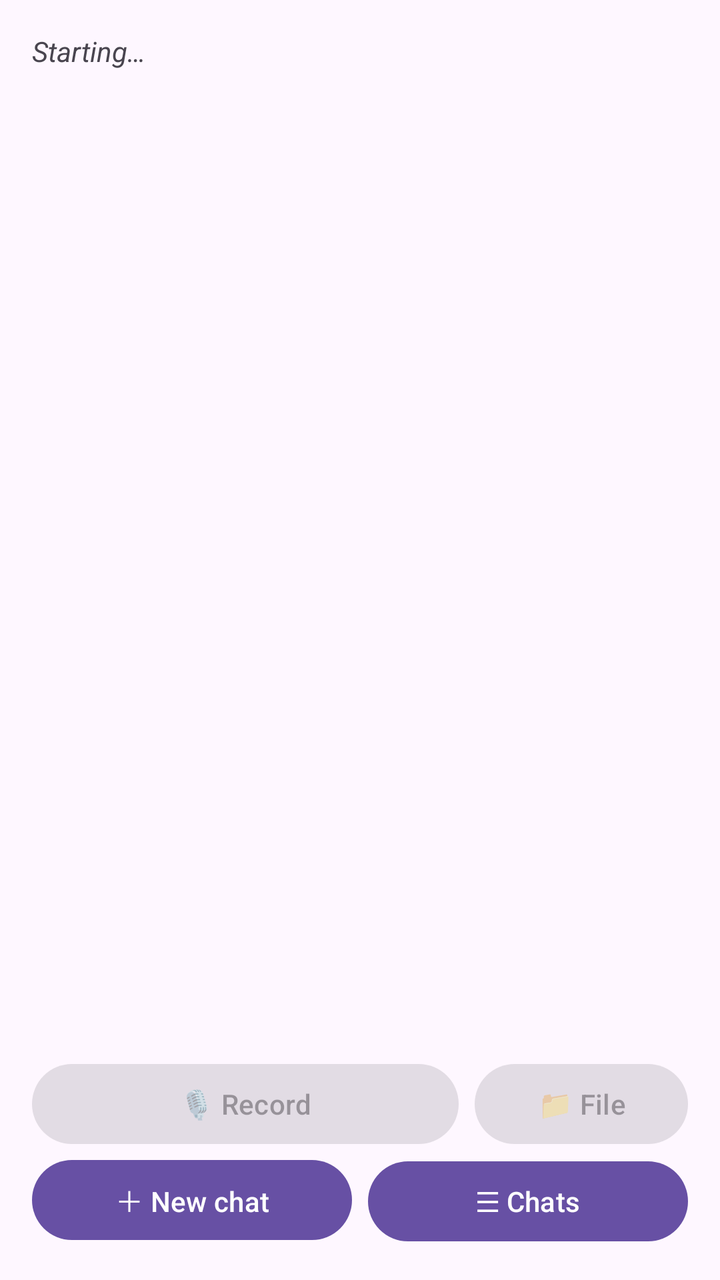
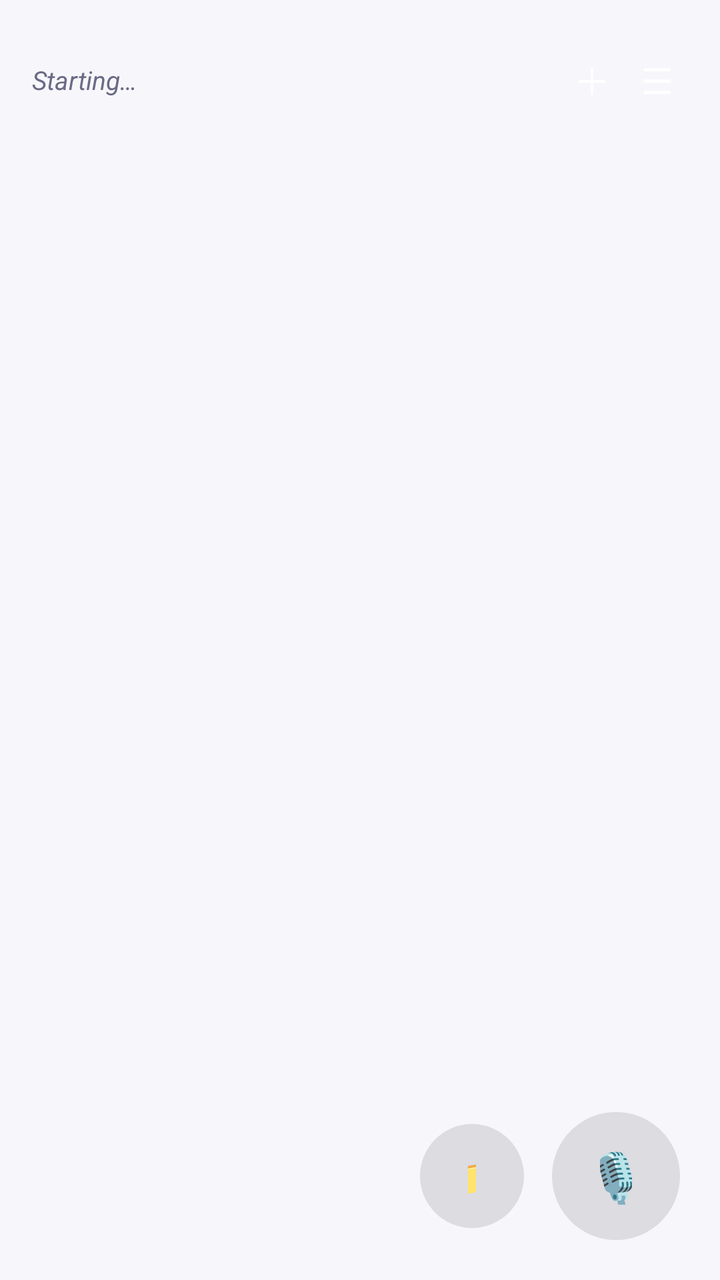

Two renders of the same Android screen: before a commit and after it. Below are the layout's source before the change and the commit's diff.
<!-- AndroidManifest.xml: application theme Theme.Material3.DayNight.NoActionBar -->
<!-- res/layout/activity_main.xml -->
<?xml version="1.0" encoding="utf-8"?>
<LinearLayout xmlns:android="http://schemas.android.com/apk/res/android"
    android:layout_width="match_parent"
    android:layout_height="match_parent"
    android:orientation="vertical"
    android:padding="16dp">

    <TextView
        android:id="@+id/statusView"
        android:layout_width="match_parent"
        android:layout_height="wrap_content"
        android:text="Starting…"
        android:textStyle="italic"
        android:paddingBottom="8dp" />

    <Button
        android:id="@+id/btnImport"
        android:layout_width="match_parent"
        android:layout_height="wrap_content"
        android:visibility="gone"
        android:text="📦 Import model pack" />

    <ScrollView
        android:id="@+id/chatScroll"
        android:layout_width="match_parent"
        android:layout_height="0dp"
        android:layout_weight="1"
        android:fillViewport="true">

        <LinearLayout
            android:id="@+id/messagesView"
            android:layout_width="match_parent"
            android:layout_height="wrap_content"
            android:orientation="vertical" />
    </ScrollView>

    <LinearLayout
        android:layout_width="match_parent"
        android:layout_height="wrap_content"
        android:orientation="horizontal"
        android:paddingTop="8dp">

        <Button
            android:id="@+id/btnRecord"
            android:layout_width="0dp"
            android:layout_height="wrap_content"
            android:layout_weight="2"
            android:enabled="false"
            android:text="🎙 Record" />

        <Button
            android:id="@+id/btnFile"
            android:layout_width="0dp"
            android:layout_height="wrap_content"
            android:layout_weight="1"
            android:layout_marginStart="8dp"
            android:enabled="false"
            android:text="📁 File" />
    </LinearLayout>

    <LinearLayout
        android:layout_width="match_parent"
        android:layout_height="wrap_content"
        android:orientation="horizontal">

        <Button
            android:id="@+id/btnNew"
            android:layout_width="0dp"
            android:layout_height="wrap_content"
            android:layout_weight="1"
            android:text="＋ New chat" />

        <Button
            android:id="@+id/btnChats"
            android:layout_width="0dp"
            android:layout_height="wrap_content"
            android:layout_weight="1"
            android:layout_marginStart="8dp"
            android:text="☰ Chats" />
    </LinearLayout>
</LinearLayout>
<!-- resources referenced by this layout -->
<resources>

</resources>

<!-- the commit's change to res/layout/activity_main.xml (unified diff, before → after) -->
@@ -1,81 +1,136 @@
 <?xml version="1.0" encoding="utf-8"?>
-<LinearLayout xmlns:android="http://schemas.android.com/apk/res/android"
+<FrameLayout xmlns:android="http://schemas.android.com/apk/res/android"
     android:layout_width="match_parent"
     android:layout_height="match_parent"
-    android:orientation="vertical"
-    android:padding="16dp">
-
-    <TextView
-        android:id="@+id/statusView"
-        android:layout_width="match_parent"
-        android:layout_height="wrap_content"
-        android:text="Starting…"
-        android:textStyle="italic"
-        android:paddingBottom="8dp" />
-
-    <Button
-        android:id="@+id/btnImport"
-        android:layout_width="match_parent"
-        android:layout_height="wrap_content"
-        android:visibility="gone"
-        android:text="📦 Import model pack" />
-
-    <ScrollView
-        android:id="@+id/chatScroll"
-        android:layout_width="match_parent"
-        android:layout_height="0dp"
-        android:layout_weight="1"
-        android:fillViewport="true">
-
-        <LinearLayout
-            android:id="@+id/messagesView"
-            android:layout_width="match_parent"
-            android:layout_height="wrap_content"
-            android:orientation="vertical" />
-    </ScrollView>
+    android:background="@color/screen_bg">
 
     <LinearLayout
         android:layout_width="match_parent"
-        android:layout_height="wrap_content"
-        android:orientation="horizontal"
-        android:paddingTop="8dp">
+        android:layout_height="match_parent"
+        android:orientation="vertical"
+        android:paddingStart="16dp"
+        android:paddingEnd="16dp"
+        android:paddingTop="16dp">
+
+        <LinearLayout
+            android:layout_width="match_parent"
+            android:layout_height="wrap_content"
+            android:orientation="horizontal"
+            android:gravity="center_vertical">
+
+            <TextView
+                android:id="@+id/statusView"
+                android:layout_width="0dp"
+                android:layout_height="wrap_content"
+                android:layout_weight="1"
+                android:text="Starting…"
+                android:textSize="13sp"
+                android:textStyle="italic"
+                android:textColor="@color/status_text"
+                android:maxLines="2"
+                android:ellipsize="end" />
+
+            <Button
+                android:id="@+id/btnNew"
+                style="?android:attr/borderlessButtonStyle"
+                android:layout_width="wrap_content"
+                android:layout_height="wrap_content"
+                android:minWidth="0dp"
+                android:paddingStart="8dp"
+                android:paddingEnd="8dp"
+                android:textSize="18sp"
+                android:contentDescription="New chat"
+                android:text="＋" />
+
+            <Button
+                android:id="@+id/btnChats"
+                style="?android:attr/borderlessButtonStyle"
+                android:layout_width="wrap_content"
+                android:layout_height="wrap_content"
+                android:minWidth="0dp"
+                android:paddingStart="8dp"
+                android:paddingEnd="8dp"
+                android:textSize="18sp"
+                android:contentDescription="Chat history"
+                android:text="☰" />
+        </LinearLayout>
 
         <Button
-            android:id="@+id/btnRecord"
-            android:layout_width="0dp"
+            android:id="@+id/btnImport"
+            android:layout_width="match_parent"
             android:layout_height="wrap_content"
-            android:layout_weight="2"
-            android:enabled="false"
-            android:text="🎙 Record" />
+            android:layout_marginTop="8dp"
+            android:visibility="gone"
+            android:background="@drawable/bg_banner"
+            android:textColor="@color/banner_text"
+            android:paddingTop="14dp"
+            android:paddingBottom="14dp"
+            android:text="📦 Import model pack" />
+
+        <ScrollView
+            android:id="@+id/chatScroll"
+            android:layout_width="match_parent"
+            android:layout_height="0dp"
+            android:layout_weight="1"
+            android:layout_marginTop="8dp"
+            android:clipToPadding="false"
+            android:fillViewport="true">
+
+            <LinearLayout
+                android:id="@+id/messagesView"
+                android:layout_width="match_parent"
+                android:layout_height="wrap_content"
+                android:orientation="vertical"
+                android:paddingBottom="88dp" />
+        </ScrollView>
+    </LinearLayout>
+
+    
+    <LinearLayout
+        android:layout_width="wrap_content"
+        android:layout_height="wrap_content"
+        android:layout_gravity="bottom|end"
+        android:layout_margin="20dp"
+        android:orientation="horizontal"
+        android:gravity="center_vertical">
 
         <Button
             android:id="@+id/btnFile"
-            android:layout_width="0dp"
-            android:layout_height="wrap_content"
-            android:layout_weight="1"
-            android:layout_marginStart="8dp"
+            android:layout_width="52dp"
+            android:layout_height="52dp"
+            android:layout_marginEnd="14dp"
             android:enabled="false"
-            android:text="📁 File" />
+            android:elevation="4dp"
+            android:background="@drawable/bg_fab_secondary"
+            android:textColor="@color/fab_secondary_fg"
+            android:textSize="20sp"
+            android:contentDescription="Answer from an audio file"
+            android:text="📁" />
+
+        <FrameLayout
+            android:layout_width="64dp"
+            android:layout_height="64dp">
+
+            <Button
+                android:id="@+id/btnRecord"
+                android:layout_width="match_parent"
+                android:layout_height="match_parent"
+                android:enabled="false"
+                android:elevation="6dp"
+                android:background="@drawable/bg_fab_primary"
+                android:textColor="@color/brand_on_primary"
+                android:textSize="24sp"
+                android:contentDescription="Record"
+                android:text="🎙" />
+
+            <ProgressBar
+                android:id="@+id/recordProgress"
+                android:layout_width="28dp"
+                android:layout_height="28dp"
+                android:layout_gravity="center"
+                android:visibility="gone"
+                android:indeterminateTint="@color/brand_on_primary"
+                android:elevation="7dp" />
+        </FrameLayout>
     </LinearLayout>
-
-    <LinearLayout
-        android:layout_width="match_parent"
-        android:layout_height="wrap_content"
-        android:orientation="horizontal">
-
-        <Button
-            android:id="@+id/btnNew"
-            android:layout_width="0dp"
-            android:layout_height="wrap_content"
-            android:layout_weight="1"
-            android:text="＋ New chat" />
-
-        <Button
-            android:id="@+id/btnChats"
-            android:layout_width="0dp"
-            android:layout_height="wrap_content"
-            android:layout_weight="1"
-            android:layout_marginStart="8dp"
-            android:text="☰ Chats" />
-    </LinearLayout>
-</LinearLayout>
+</FrameLayout>
<!-- resource entries referenced after the edit -->
@@ -1,5 +1,28 @@
 <!-- resources referenced by this layout -->
 <resources>
-
+  <color name="banner_text">#3730A3</color>
+  <color name="brand_on_primary">#FFFFFF</color>
+  <color name="fab_secondary_fg">#4338CA</color>
+  <color name="screen_bg">#F7F7FB</color>
+  <color name="status_text">#6B6A85</color>
+  <!-- drawable bg_banner (drawable) -->
+  <?xml version="1.0" encoding="utf-8"?>
+  <shape xmlns:android="http://schemas.android.com/apk/res/android">
+      <solid android:color="@color/banner_bg" />
+      <corners android:radius="14dp" />
+  </shape>
+  <!-- drawable bg_fab_primary (drawable) -->
+  <?xml version="1.0" encoding="utf-8"?>
+  <shape xmlns:android="http://schemas.android.com/apk/res/android" android:shape="oval">
+      <solid android:color="@color/brand_primary" />
+  </shape>
+  <!-- drawable bg_fab_secondary (drawable) -->
+  <?xml version="1.0" encoding="utf-8"?>
+  <shape xmlns:android="http://schemas.android.com/apk/res/android" android:shape="oval">
+      <solid android:color="@color/fab_secondary_bg" />
+  </shape>
+  <color name="banner_bg">#EEF0FF</color>
+  <color name="brand_primary">#4338CA</color>
+  <color name="fab_secondary_bg">#E4E3F0</color>
 </resources>
 
